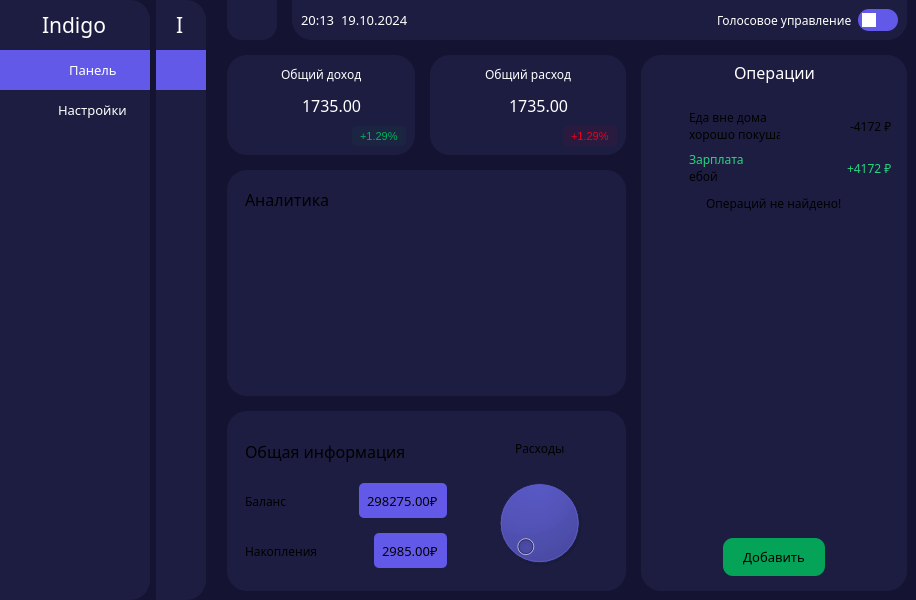
Old version of the form src/ui/ui-forms/main_ui.ui in the repository n1ghtmare-dev/finance_app.
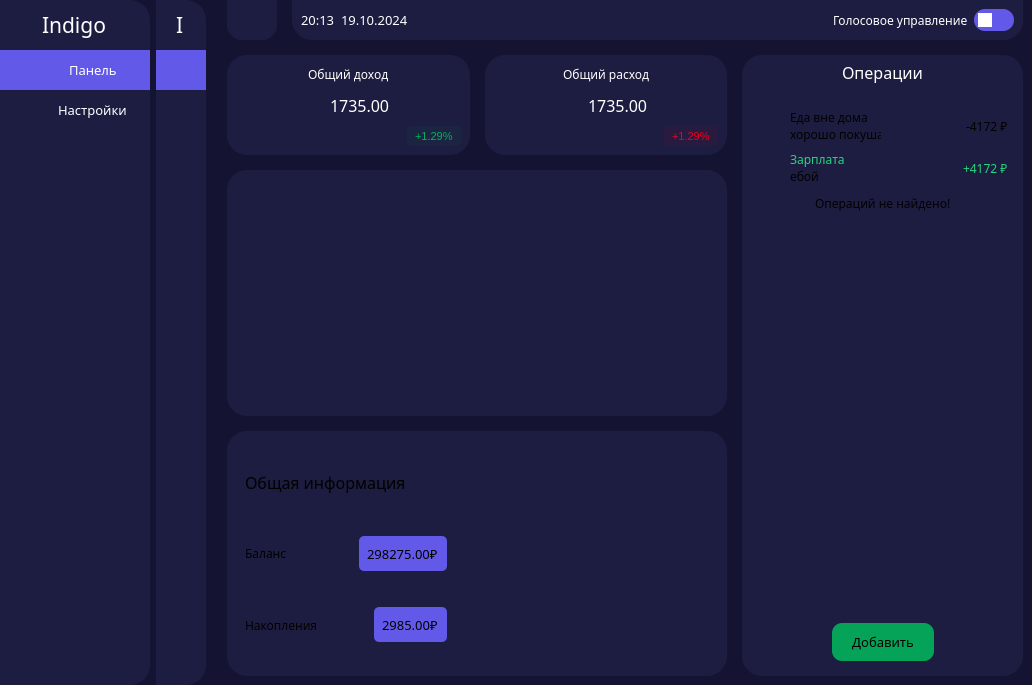
New version of the form. Icons and pictures are not drawn. Custom widgets are drawn as their Qt base class.

The edit to the form file:
```diff
--- a/src/ui/ui-forms/main_ui.ui
+++ b/src/ui/ui-forms/main_ui.ui
@@ -6,8 +6,8 @@
    <rect>
     <x>0</x>
     <y>0</y>
-    <width>916</width>
-    <height>600</height>
+    <width>1032</width>
+    <height>685</height>
    </rect>
   </property>
   <property name="minimumSize">
@@ -966,6 +966,18 @@
        </item>
        <item>
         <widget class="QFrame" name="frame_10">
+         <property name="sizePolicy">
+          <sizepolicy hsizetype="Preferred" vsizetype="Preferred">
+           <horstretch>0</horstretch>
+           <verstretch>0</verstretch>
+          </sizepolicy>
+         </property>
+         <property name="sizeIncrement">
+          <size>
+           <width>0</width>
+           <height>0</height>
+          </size>
+         </property>
          <property name="frameShape">
           <enum>QFrame::Shape::NoFrame</enum>
          </property>
@@ -1017,6 +1029,12 @@
              </property>
              <item>
               <widget class="QFrame" name="frame_9">
+               <property name="sizePolicy">
+                <sizepolicy hsizetype="Expanding" vsizetype="Preferred">
+                 <horstretch>0</horstretch>
+                 <verstretch>0</verstretch>
+                </sizepolicy>
+               </property>
                <property name="frameShape">
                 <enum>QFrame::Shape::NoFrame</enum>
                </property>
@@ -1564,6 +1582,12 @@
              </item>
              <item>
               <widget class="QFrame" name="frame_6">
+               <property name="sizePolicy">
+                <sizepolicy hsizetype="Expanding" vsizetype="Preferred">
+                 <horstretch>0</horstretch>
+                 <verstretch>0</verstretch>
+                </sizepolicy>
+               </property>
                <property name="minimumSize">
                 <size>
                  <width>380</width>
@@ -1583,61 +1607,19 @@
                </property>
                <layout class="QVBoxLayout" name="verticalLayout_7">
                 <item>
-                 <widget class="QFrame" name="frame_21">
-                  <property name="frameShape">
-                   <enum>QFrame::Shape::StyledPanel</enum>
-                  </property>
-                  <property name="frameShadow">
-                   <enum>QFrame::Shadow::Raised</enum>
-                  </property>
-                  <layout class="QHBoxLayout" name="horizontalLayout_16">
-                   <item>
-                    <widget class="QLabel" name="label_9">
-                     <property name="font">
-                      <font>
-                       <family>Inter Hewn</family>
-                       <pointsize>12</pointsize>
-                      </font>
-                     </property>
-                     <property name="text">
-                      <string>Аналитика</string>
-                     </property>
-                    </widget>
-                   </item>
-                   <item>
-                    <spacer name="horizontalSpacer_18">
-                     <property name="orientation">
-                      <enum>Qt::Orientation::Horizontal</enum>
-                     </property>
-                     <property name="sizeHint" stdset="0">
-                      <size>
-                       <width>313</width>
-                       <height>20</height>
-                      </size>
-                     </property>
-                    </spacer>
-                   </item>
-                  </layout>
-                 </widget>
-                </item>
-                <item>
-                 <spacer name="verticalSpacer_3">
-                  <property name="orientation">
-                   <enum>Qt::Orientation::Vertical</enum>
-                  </property>
-                  <property name="sizeHint" stdset="0">
-                   <size>
-                    <width>20</width>
-                    <height>40</height>
-                   </size>
-                  </property>
-                 </spacer>
+                 <widget class="QChartView" name="bar_chart"/>
                 </item>
                </layout>
               </widget>
              </item>
              <item>
               <widget class="QFrame" name="frame_7">
+               <property name="sizePolicy">
+                <sizepolicy hsizetype="Expanding" vsizetype="Preferred">
+                 <horstretch>0</horstretch>
+                 <verstretch>0</verstretch>
+                </sizepolicy>
+               </property>
                <property name="minimumSize">
                 <size>
                  <width>380</width>
@@ -1868,86 +1850,19 @@
                  </widget>
                 </item>
                 <item>
-                 <widget class="QFrame" name="frame_24">
-                  <property name="frameShape">
-                   <enum>QFrame::Shape::StyledPanel</enum>
+                 <widget class="QChartView" name="pie_chart">
+                  <property name="sizePolicy">
+                   <sizepolicy hsizetype="Expanding" vsizetype="Expanding">
+                    <horstretch>0</horstretch>
+                    <verstretch>200</verstretch>
+                   </sizepolicy>
                   </property>
-                  <property name="frameShadow">
-                   <enum>QFrame::Shadow::Raised</enum>
+                  <property name="styleSheet">
+                   <string notr="true">color: #fff;</string>
                   </property>
-                  <layout class="QVBoxLayout" name="verticalLayout_8">
-                   <item>
-                    <widget class="QFrame" name="frame_25">
-                     <property name="frameShape">
-                      <enum>QFrame::Shape::StyledPanel</enum>
-                     </property>
-                     <property name="frameShadow">
-                      <enum>QFrame::Shadow::Raised</enum>
-                     </property>
-                     <layout class="QHBoxLayout" name="horizontalLayout_19">
-                      <property name="spacing">
-                       <number>0</number>
-                      </property>
-                      <property name="leftMargin">
-                       <number>0</number>
-                      </property>
-                      <property name="topMargin">
-                       <number>0</number>
-                      </property>
-                      <property name="rightMargin">
-                       <number>0</number>
-                      </property>
-                      <property name="bottomMargin">
-                       <number>0</number>
-                      </property>
-                      <item>
-                       <spacer name="horizontalSpacer_23">
-                        <property name="orientation">
-                         <enum>Qt::Orientation::Horizontal</enum>
-                        </property>
-                        <property name="sizeHint" stdset="0">
-                         <size>
-                          <width>40</width>
-                          <height>20</height>
-                         </size>
-                        </property>
-                       </spacer>
-                      </item>
-                      <item>
-                       <widget class="QLabel" name="label_20">
-                        <property name="font">
-                         <font>
-                          <family>Inter Hewn</family>
-                         </font>
-                        </property>
-                        <property name="text">
-                         <string>Расходы</string>
-                        </property>
-                       </widget>
-                      </item>
-                      <item>
-                       <spacer name="horizontalSpacer_22">
-                        <property name="orientation">
-                         <enum>Qt::Orientation::Horizontal</enum>
-                        </property>
-                        <property name="sizeType">
-                         <enum>QSizePolicy::Policy::Expanding</enum>
-                        </property>
-                        <property name="sizeHint" stdset="0">
-                         <size>
-                          <width>40</width>
-                          <height>20</height>
-                         </size>
-                        </property>
-                       </spacer>
-                      </item>
-                     </layout>
-                    </widget>
-                   </item>
-                   <item>
-                    <widget class="QDial" name="dial"/>
-                   </item>
-                  </layout>
+                  <property name="transformationAnchor">
+                   <enum>QGraphicsView::ViewportAnchor::NoAnchor</enum>
+                  </property>
                  </widget>
                 </item>
                </layout>
@@ -1958,12 +1873,24 @@
           </item>
           <item>
            <widget class="QFrame" name="frame_11">
+            <property name="sizePolicy">
+             <sizepolicy hsizetype="Minimum" vsizetype="Preferred">
+              <horstretch>0</horstretch>
+              <verstretch>0</verstretch>
+             </sizepolicy>
+            </property>
             <property name="minimumSize">
              <size>
               <width>266</width>
               <height>533</height>
              </size>
             </property>
+            <property name="maximumSize">
+             <size>
+              <width>320</width>
+              <height>16777215</height>
+             </size>
+            </property>
             <property name="styleSheet">
              <string notr="true">background-color: rgb(29, 29, 65);
 border: 0;
@@ -2542,6 +2469,13 @@
    </layout>
   </widget>
  </widget>
+ <customwidgets>
+  <customwidget>
+   <class>QChartView</class>
+   <extends>QGraphicsView</extends>
+   <header>qchartview</header>
+  </customwidget>
+ </customwidgets>
  <resources>
   <include location="../images/images.qrc"/>
  </resources>
```
Left out of the diff: 4 changed lines with no effect on the pictures.
